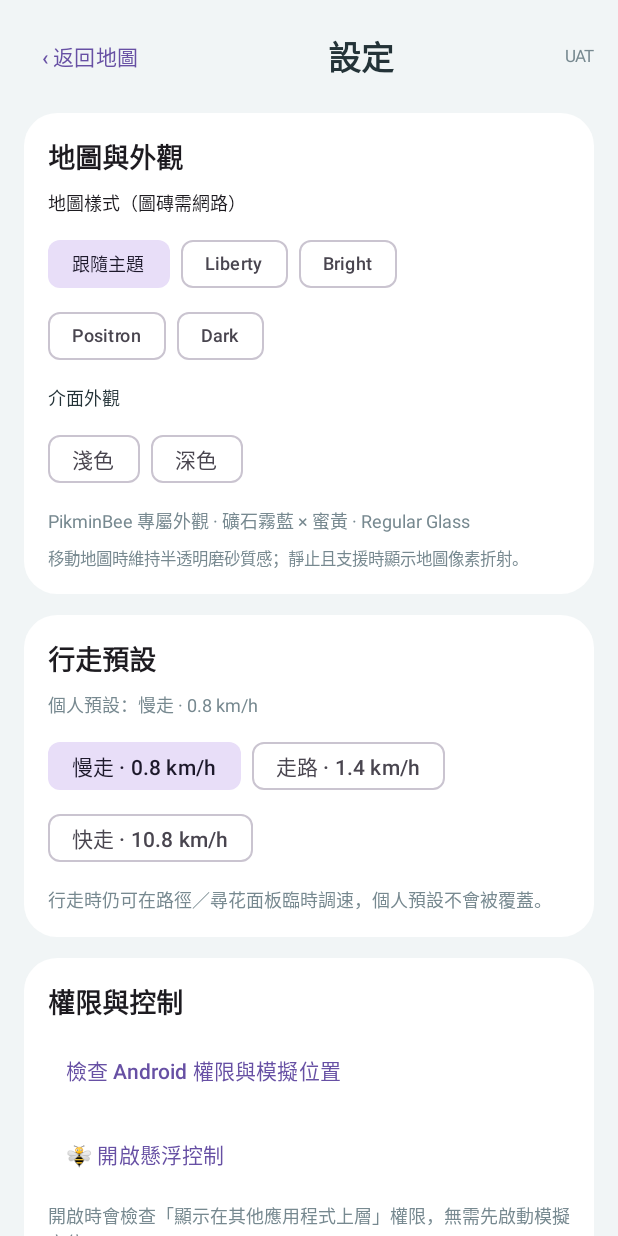
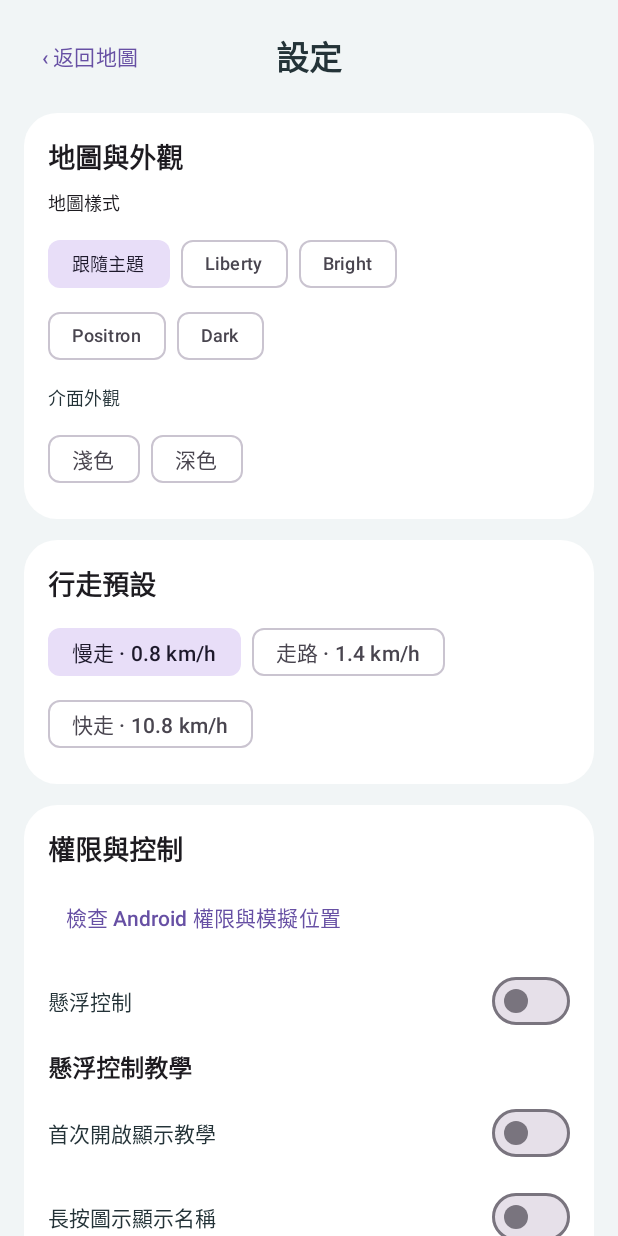
Before and after one commit to Naos2w/PikminBee, an Android app built with Jetpack Compose: the composable BeeSettingsScreen called with empty values, on a phone screen of 412 x 824 dp. Run offline under Robolectric (Android 15) with nearby library versions, the phone set to English and light mode, and no system bars; libraries missing offline, so code that uses them is left out: androidx.health.connect; 4 statements that could not run were skipped.

Commit message:
fix: refine glass lens rim and overlay controls

```diff
--- a/app/src/main/java/com/naos/pikminbee/ui/BeeSettingsScreen.kt
+++ b/app/src/main/java/com/naos/pikminbee/ui/BeeSettingsScreen.kt
@@ -1,6 +1,7 @@
 package com.naos.pikminbee.ui
 
 import androidx.compose.foundation.background
+import androidx.compose.foundation.layout.Box
 import androidx.compose.foundation.layout.Arrangement
 import androidx.compose.foundation.layout.Column
 import androidx.compose.foundation.layout.Row
@@ -69,11 +70,12 @@ fun BeeSettingsScreen(
             .padding(horizontal = 16.dp, vertical = 13.dp),
         verticalArrangement = Arrangement.spacedBy(14.dp),
     ) {
-        Row(Modifier.fillMaxWidth(), horizontalArrangement = Arrangement.SpaceBetween,
-            verticalAlignment = Alignment.CenterVertically) {
-            TextButton(onClick = onBack) { Text("‹ 返回地圖") }
-            Text("設定", fontSize = 22.sp, fontWeight = FontWeight.Bold, color = foreground)
-            Text("UAT", color = muted, fontSize = 11.sp)
+        Box(Modifier.fillMaxWidth(), contentAlignment = Alignment.Center) {
+            TextButton(onClick = onBack, modifier = Modifier.align(Alignment.CenterStart)) {
+                Text("‹ 返回地圖")
+            }
+            Text("設定", fontSize = 22.sp, fontWeight = FontWeight.Bold,
+                color = foreground)
         }
         androidx.compose.material3.Surface(
             modifier = Modifier.fillMaxWidth(),
@@ -93,11 +95,9 @@ fun BeeSettingsScreen(
                             )
                         }
                     }
-                } else {
-                    Text("OpenFreeMap · 免 Google API Key", color = muted, fontSize = 12.sp)
                 }
                 if (provider == MapProvider.OPEN_FREE_MAP) {
-                    Text("地圖樣式（圖磚需網路）", fontSize = 12.sp)
+                    Text("地圖樣式", fontSize = 12.sp)
                     androidx.compose.foundation.layout.FlowRow(
                         Modifier.fillMaxWidth(),
                         horizontalArrangement = Arrangement.spacedBy(7.dp),
@@ -129,10 +129,6 @@ fun BeeSettingsScreen(
                         )
                     }
                 }
-                Text("PikminBee 專屬外觀 · 礦石霧藍 × 蜜黃 · Regular Glass",
-                    color = muted, fontSize = 12.sp)
-                Text("移動地圖時維持半透明磨砂質感；靜止且支援時顯示地圖像素折射。",
-                    color = muted, fontSize = 11.sp)
             }
         }
         androidx.compose.material3.Surface(
@@ -142,7 +138,6 @@ fun BeeSettingsScreen(
         ) {
             Column(Modifier.padding(16.dp), verticalArrangement = Arrangement.spacedBy(8.dp)) {
                 Text("行走預設", fontWeight = FontWeight.SemiBold, fontSize = 18.sp)
-                Text("個人預設：" + defaultSpeed.display, color = muted, fontSize = 12.sp)
                 androidx.compose.foundation.layout.FlowRow(
                     Modifier.fillMaxWidth(),
                     horizontalArrangement = Arrangement.spacedBy(7.dp),
@@ -155,8 +150,6 @@ fun BeeSettingsScreen(
                         )
                     }
                 }
-                Text("行走時仍可在路徑／尋花面板臨時調速，個人預設不會被覆蓋。",
-                    color = muted, fontSize = 12.sp)
             }
         }
         androidx.compose.material3.Surface(
@@ -167,21 +160,19 @@ fun BeeSettingsScreen(
             Column(Modifier.padding(16.dp), verticalArrangement = Arrangement.spacedBy(8.dp)) {
                 Text("權限與控制", fontWeight = FontWeight.SemiBold, fontSize = 18.sp)
                 TextButton(onClick = onPermissions) { Text("檢查 Android 權限與模擬位置") }
-                TextButton(onClick = onOverlay) {
-                    Text(if (overlayVisible) "🐝 隱藏懸浮控制" else "🐝 開啟懸浮控制")
+                Row(Modifier.fillMaxWidth(), horizontalArrangement = Arrangement.SpaceBetween,
+                    verticalAlignment = Alignment.CenterVertically) {
+                    Text("懸浮控制", color = foreground, fontSize = 14.sp)
+                    Switch(checked = overlayVisible, onCheckedChange = { onOverlay() })
                 }
-                Text(
-                    if (overlayVisible) "懸浮控制已顯示，點蜜蜂圖示可展開功能。"
-                    else "開啟時會檢查「顯示在其他應用程式上層」權限，無需先啟動模擬定位。",
-                    color = muted, fontSize = 12.sp,
-                )
-                Text(statusMessage, color = foreground, fontSize = 12.sp)
+                if (statusMessage.contains("懸浮") || statusMessage.contains("授權")) {
+                    Text(statusMessage, color = muted, fontSize = 12.sp)
+                }
                 Text("懸浮控制教學", fontWeight = FontWeight.SemiBold, fontSize = 16.sp)
                 Row(Modifier.fillMaxWidth(), horizontalArrangement = Arrangement.SpaceBetween,
                     verticalAlignment = Alignment.CenterVertically) {
                     Column(Modifier.weight(1f)) {
                         Text("首次開啟顯示教學", color = foreground, fontSize = 14.sp)
-                        Text("只顯示一次，隨時可重新觀看", color = muted, fontSize = 11.sp)
                     }
                     Switch(checked = overlayGuideEnabled, onCheckedChange = onOverlayGuideEnabled)
                 }
@@ -189,17 +180,12 @@ fun BeeSettingsScreen(
                     verticalAlignment = Alignment.CenterVertically) {
                     Column(Modifier.weight(1f)) {
                         Text("長按圖示顯示名稱", color = foreground, fontSize = 14.sp)
-                        Text("輔助識別 Icon，不影響蜜蜂拖曳", color = muted, fontSize = 11.sp)
                     }
                     Switch(checked = overlayHoldHints, onCheckedChange = onOverlayHoldHints)
                 }
                 TextButton(onClick = onReplayOverlayGuide) {
                     Text("查看懸浮控制操作說明")
                 }
-                Text("開始／暫停／停止 · 真實與虛擬定位 · 花朵偵測 · 速度切換 · 地圖 · 關閉",
-                    color = muted, fontSize = 11.sp)
-                Text("收合與關閉不會停止正在執行的路線；恢復虛擬位置不會自動開始行走。",
-                    color = muted, fontSize = 11.sp)
                 TextButton(onClick = onToggleWifi) {
                     Text(if (showWifiPanel) "收起 Wi-Fi 遠端控制" else "Wi-Fi 遠端控制")
                 }
@@ -220,7 +206,5 @@ fun BeeSettingsScreen(
             }
         }
         HealthConnectSettings(dark = dark, onMessage = onMessage)
-        Text("PikminBee UAT · 僅使用者明確操作才會啟動模擬定位",
-            fontSize = 12.sp, color = muted)
     }
 }
--- a/app/src/main/java/com/naos/pikminbee/ui/NaosMapGlassView.kt
+++ b/app/src/main/java/com/naos/pikminbee/ui/NaosMapGlassView.kt
@@ -3,6 +3,7 @@ package com.naos.pikminbee.ui
 import android.annotation.SuppressLint
 import android.content.Context
 import android.graphics.Bitmap
+import android.graphics.Color
 import android.graphics.BitmapShader
 import android.graphics.Canvas
 import android.graphics.LinearGradient
@@ -11,6 +12,7 @@ import android.graphics.RectF
 import android.graphics.RuntimeShader
 import android.graphics.Shader
 import android.os.Build
+import android.util.Log
 import android.view.View
 import androidx.compose.ui.graphics.toArgb
 
@@ -73,7 +75,9 @@ internal class NaosMapGlassView(context: Context) : View(context) {
             if (cachedBitmap !== backdrop || cachedX != originX || cachedY != originY ||
                 cachedWidth != width || cachedHeight != height ||
                 cachedMode != glassMode || cachedPalette != palette) {
-                shaderCache = runCatching { makeOpticalShader(backdrop!!, r) }.getOrNull()
+                shaderCache = runCatching { makeOpticalShader(backdrop!!, r) }
+                    .onFailure { Log.w("PikminBeeGlass", "AGSL refraction unavailable", it) }
+                    .getOrNull()
                 cachedBitmap = backdrop
                 cachedX = originX
                 cachedY = originY
@@ -91,8 +95,8 @@ internal class NaosMapGlassView(context: Context) : View(context) {
         // Consistent translucent mineral backing under both live and idle
         // snapshot refraction, and during any provider capture stall.
         val dark = palette.ink.red > .6f
-        val topTint = palette.surface.copy(alpha = if (dark) .76f else .69f).toArgb()
-        val bottomTint = palette.soft.copy(alpha = if (dark) .64f else .62f).toArgb()
+        val topTint = palette.surface.copy(alpha = if (dark) .78f else .71f).toArgb()
+        val bottomTint = palette.soft.copy(alpha = if (dark) .68f else .64f).toArgb()
         paint.shader = LinearGradient(
             0f, 0f, width * .45f, height.toFloat(),
             topTint, bottomTint, Shader.TileMode.CLAMP,
@@ -108,19 +112,28 @@ internal class NaosMapGlassView(context: Context) : View(context) {
             paint.alpha = 255
             paint.shader = null
         }
+        // A stroke centred on the view bounds loses half its pixels to clipping.
+        // Put the highlight AND the secondary dark bevel fully inside the glass.
+        val density = resources.displayMetrics.density
         paint.style = Paint.Style.STROKE
-        paint.strokeWidth = 1.25f * resources.displayMetrics.density
-        paint.color = android.graphics.Color.argb(
-            if (dark) 110 else 220, 255, 255, 255,
-        )
-        canvas.drawRoundRect(frame, r, r, paint)
-        paint.strokeWidth = .8f * resources.displayMetrics.density
-        paint.color = palette.stroke.copy(alpha = if (dark) .58f else .42f).toArgb()
-        canvas.drawRoundRect(
-            RectF(frame.left + paint.strokeWidth, frame.top + paint.strokeWidth,
-                frame.right - paint.strokeWidth, frame.bottom - paint.strokeWidth),
-            r, r, paint,
-        )
+        paint.strokeWidth = 1.6f * density
+        paint.shader = LinearGradient(0f, 0f, width.toFloat(), height.toFloat(),
+            intArrayOf(
+                Color.argb(if (dark) 224 else 248, 255, 255, 255),
+                Color.argb(if (dark) 88 else 136, 255, 255, 255),
+                palette.stroke.copy(alpha = if (dark) .78f else .73f).toArgb(),
+            ), null, Shader.TileMode.CLAMP)
+        val rimInset = paint.strokeWidth / 2f + 0.6f * density
+        canvas.drawRoundRect(RectF(rimInset, rimInset,
+            width - rimInset, height - rimInset),
+            (r - rimInset).coerceAtLeast(0f), (r - rimInset).coerceAtLeast(0f), paint)
+        paint.shader = null
+        paint.strokeWidth = .85f * density
+        paint.color = palette.ink.copy(alpha = if (dark) .23f else .27f).toArgb()
+        val innerInset = 3f * density
+        canvas.drawRoundRect(RectF(innerInset, innerInset,
+            width - innerInset, height - innerInset),
+            (r - innerInset).coerceAtLeast(0f), (r - innerInset).coerceAtLeast(0f), paint)
         paint.style = Paint.Style.FILL
     }
 
@@ -134,9 +147,12 @@ internal class NaosMapGlassView(context: Context) : View(context) {
         agsl.setFloatUniform("corner", r)
         agsl.setFloatUniform("displacement", if (glassMode == NaosGlassMaterial.BLUR)
             0f else NaosDesignSystem.GLASS_REFRACTION_PX * resources.displayMetrics.density)
+        agsl.setFloatUniform("bevelWidth", 16f * resources.displayMetrics.density)
+        agsl.setFloatUniform("dispersion", if (glassMode == NaosGlassMaterial.BLUR)
+            0f else .65f * resources.displayMetrics.density)
         agsl.setFloatUniform("blur", NaosDesignSystem.GLASS_BLUR_PX * resources.displayMetrics.density)
         agsl.setFloatUniform("rawMix", when (glassMode) {
-            NaosGlassMaterial.REGULAR -> 0.15f
+            NaosGlassMaterial.REGULAR -> 0.24f
             NaosGlassMaterial.CLEAR -> 0.76f
             NaosGlassMaterial.BLUR -> 0.02f
         })
@@ -144,7 +160,7 @@ internal class NaosMapGlassView(context: Context) : View(context) {
             palette.surface.red, palette.surface.green, palette.surface.blue)
         agsl.setFloatUniform("tintStrength", if (glassMode == NaosGlassMaterial.BLUR)
             .32f else NaosDesignSystem.GLASS_TINT +
-                if (glassMode == NaosGlassMaterial.REGULAR) .12f else 0f)
+                if (glassMode == NaosGlassMaterial.REGULAR) .07f else 0f)
         return agsl
     }
 
@@ -158,6 +174,8 @@ internal class NaosMapGlassView(context: Context) : View(context) {
             uniform float2 extent;
             uniform float corner;
             uniform float displacement;
+            uniform float bevelWidth;
+            uniform float dispersion;
             uniform float blur;
             uniform float rawMix;
             uniform float3 tintColor;
@@ -168,13 +186,17 @@ internal class NaosMapGlassView(context: Context) : View(context) {
             }
             half4 main(float2 pixel) {
                 float inside = max(0.0, -distanceField(pixel));
-                float edge = pow(clamp(1.0 - inside / 24.0, 0.0, 1.0), 1.7);
+                float edge = pow(clamp(1.0 - inside / bevelWidth, 0.0, 1.0), 1.7);
                 float2 gradient = float2(
                     distanceField(pixel + float2(1.0,0.0)) - distanceField(pixel - float2(1.0,0.0)),
                     distanceField(pixel + float2(0.0,1.0)) - distanceField(pixel - float2(0.0,1.0)));
                 float2 normal = gradient / max(length(gradient), 0.01);
                 float2 uv = origin + pixel + normal * displacement * edge;
-                half3 raw = backdrop.eval(uv).rgb;
+                // Subtle RGB separation reinforces a genuine thick-lens edge.
+                half3 raw = half3(
+                    backdrop.eval(uv + normal * dispersion * edge).r,
+                    backdrop.eval(uv).g,
+                    backdrop.eval(uv - normal * dispersion * edge).b);
                 float sampleRadius = blur * 0.50;
                 half3 soft = (backdrop.eval(uv).rgb +
                     backdrop.eval(uv+float2(sampleRadius,0.0)).rgb +
@@ -183,7 +205,8 @@ internal class NaosMapGlassView(context: Context) : View(context) {
                     backdrop.eval(uv-float2(0.0,sampleRadius)).rgb) / 5.0;
                 half3 mixedPixels = mix(soft, raw, half(rawMix + edge * (1.0-rawMix)*0.55));
                 half3 coloured = mix(mixedPixels, half3(tintColor), half(tintStrength));
-                half lift = half(pow(edge,3.0) * 0.10);
+                half lift = half(pow(edge, 2.0) *
+                    (0.07 + 0.13 * clamp(-normal.y * 0.5 + 0.5, 0.0, 1.0)));
                 return half4(coloured + (1.0-coloured)*lift, 1.0);
             }
         """.trimIndent()
```
Also changed, not shown: app/src/main/java/com/naos/pikminbee/MainActivity.kt (+18 -14 lines), app/src/main/java/com/naos/pikminbee/ui/FloatingControls.kt (+32 -5 lines), app/src/main/java/com/naos/pikminbee/ui/MapFirstShell.kt (+10 -0 lines), app/src/main/java/com/naos/pikminbee/ui/MapPane.kt (+14 -3 lines), 1 other file.
